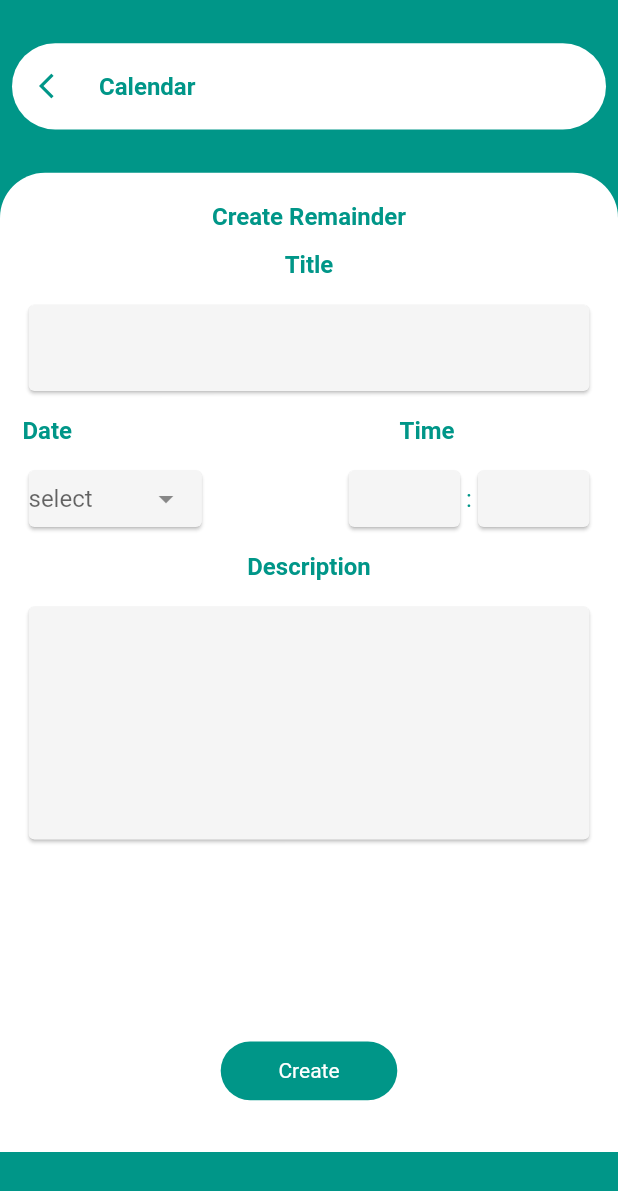
After one commit to Nive-tha/new-repo, a Flutter app: the CalendarSecondPage screen opened directly, on a phone screen of 412 x 824 dp. The commit adds this screen. Shown: the top 1191 px of the screen. Run offline on Flutter 3.47's test engine with Material 2 defaults, Android fonts, the light colour scheme and no system bars; drawn by our look-alikes of select_form_field; our stand-ins replace carousel_slider, cool_alert, firebase_auth, firebase_core, google_maps_flutter, google_sign_in and 5 more; missing offline and left inert: dart:ffi, flutter_facebook_auth, flutter_facebook_login, geocoder; accounts and stored records are empty.

Commit message:
new files have been added and modified

```diff
--- /dev/null
+++ b/lib/calender/calendersecondpage.dart
@@ -0,0 +1,244 @@
+import 'package:flutter/material.dart';
+import 'package:select_form_field/select_form_field.dart';
+
+class CalendarSecondPage extends StatefulWidget {
+  // const CalendarSecondPage({Key? gitkey}) : super(key: key);
+
+  @override
+  _CalendarSecondPageState createState() => _CalendarSecondPageState();
+}
+
+class _CalendarSecondPageState extends State<CalendarSecondPage> {
+  var today = DateTime.now();
+  var text;
+  final List<Map<String, dynamic>> _items = [
+    {
+      'value': 'yesterday',
+      'label': 'yesterday',
+    },
+    {
+      'value': 'today',
+      'label': 'today',
+    },
+    {
+      'value': 'tomorrow',
+      'label': 'tomorrow',
+    },
+  ];
+  @override
+  Widget build(BuildContext context) {
+    var height = MediaQuery.of(context).size.height;
+    var width = MediaQuery.of(context).size.width;
+    var bottom = kBottomNavigationBarHeight;
+    var safeArea = MediaQuery.of(context).padding.top;
+    var padding = MediaQuery.of(context).padding;
+
+    return Scaffold(
+      backgroundColor: Colors.teal,
+      body: Container(
+        height: height,
+        width: width,
+        child: Column(
+          children: [
+            Container(
+              height: ((height - bottom) * 0.15),
+              width: width,
+              color: Colors.teal,
+              child: Center(
+                child: Padding(
+                  padding: const EdgeInsets.all(8.0),
+                  child: Container(
+                    height: ((height - bottom) * 0.15) * 0.5,
+                    width: width,
+                    decoration: BoxDecoration(
+                      borderRadius: BorderRadius.all(
+                        Radius.circular(40),
+                      ),
+                      color: Colors.white,
+                    ),
+                    child: Row(
+                      children: [
+                        Padding(
+                          padding: const EdgeInsets.only(left: 18.0),
+                          child: Icon(
+                            Icons.arrow_back_ios,
+                            size: 20,
+                            color: Colors.teal,
+                          ),
+                        ),
+                        SizedBox(
+                          width: 20,
+                        ),
+                        Text(
+                          'Calendar',
+                          style: TextStyle(
+                              fontWeight: FontWeight.bold,
+                              fontSize: 16,
+                              color: Colors.teal),
+                        ),
+                      ],
+                    ),
+                  ),
+                ),
+              ),
+            ),
+            Container(
+              padding: EdgeInsets.only(
+                top: 20,
+                bottom: 10,
+                left: 15,
+                right: 15,
+              ),
+              height: (height - bottom) * 0.85,
+              width: width,
+              decoration: BoxDecoration(
+                color: Colors.white,
+                borderRadius: BorderRadius.only(
+                  topLeft: Radius.circular(30),
+                  topRight: Radius.circular(30),
+                ),
+              ),
+              child: Column(
+                children: [
+                  customText(
+                    text = "Create Remainder",
+                  ),
+                  SizedBox(
+                    height: ((height - bottom) * 0.85) * 0.02,
+                  ),
+                  customText(
+                    text = "Title",
+                  ),
+                  SizedBox(
+                    height: ((height - bottom) * 0.85) * 0.02,
+                  ),
+                  Container(
+                    height: ((height - bottom) * 0.85) * 0.1,
+                    width: width - 30,
+                    child: Card(
+                      color: Colors.grey.shade100,
+                    ),
+                  ),
+                  SizedBox(
+                    height: ((height - bottom) * 0.85) * 0.02,
+                  ),
+                  Row(
+                    children: [
+                      customText(
+                        text = "Date",
+                      ),
+                      SizedBox(width: width * 0.53),
+                      customText(
+                        text = "Time",
+                      ),
+                    ],
+                  ),
+                  SizedBox(
+                    height: ((height - bottom) * 0.85) * 0.02,
+                  ),
+                  Row(
+                    mainAxisAlignment: MainAxisAlignment.spaceBetween,
+                    children: [
+                      Row(
+                        children: [
+                          Container(
+                            height: ((height - bottom) * 0.85) * 0.07,
+                            width: width * 0.3,
+                            child: Card(
+                              color: Colors.grey.shade100,
+                              child: SelectFormField(
+                                decoration: InputDecoration(
+                                  hintText: "select",
+                                  border: InputBorder.none,
+                                  suffixIcon: Icon(Icons.arrow_drop_down),
+                                ),
+                                items: _items,
+                              ),
+                            ),
+                          ),
+                        ],
+                      ),
+                      Row(
+                        children: [
+                          Container(
+                            height: ((height - bottom) * 0.85) * 0.07,
+                            width: width * 0.2,
+                            child: Card(
+                              color: Colors.grey.shade100,
+                            ),
+                          ),
+                          Text(
+                            ":",
+                            style: TextStyle(
+                              color: Colors.teal,
+                              fontSize: 16,
+                            ),
+                          ),
+                          Container(
+                            height: ((height - bottom) * 0.85) * 0.07,
+                            width: width * 0.2,
+                            child: Card(
+                              color: Colors.grey.shade100,
+                            ),
+                          ),
+                        ],
+                      ),
+                    ],
+                  ),
+                  SizedBox(
+                    height: ((height - bottom) * 0.85) * 0.02,
+                  ),
+                  customText(
+                    text = "Description",
+                  ),
+                  SizedBox(
+                    height: ((height - bottom) * 0.85) * 0.02,
+                  ),
+                  Container(
+                    height: ((height - bottom) * 0.85) * 0.25,
+                    width: width,
+                    child: Card(
+                      color: Colors.grey.shade100,
+                    ),
+                  ),
+                  SizedBox(
+                    height: ((height - bottom) * 0.85) * 0.2,
+                  ),
+                  InkWell(
+                    onTap: () {},
+                    child: Container(
+                      height: ((height - bottom) * 0.85) * 0.06,
+                      width: width / 3.5,
+                      decoration: BoxDecoration(
+                        borderRadius: BorderRadius.all(
+                          Radius.elliptical(30, 30),
+                        ),
+                        color: Colors.teal,
+                      ),
+                      child: Center(
+                          child: Text(
+                        "Create",
+                        style: TextStyle(color: Colors.white),
+                      )),
+                    ),
+                  ),
+                ],
+              ),
+            ),
+          ],
+        ),
+      ),
+    );
+  }
+
+  Widget customText(text) {
+    return Text(
+      text,
+      style: TextStyle(
+        fontWeight: FontWeight.bold,
+        fontSize: 16,
+        color: Colors.teal,
+      ),
+    );
+  }
+}
--- a/pubspec.yaml
+++ b/pubspec.yaml
@@ -49,6 +49,7 @@ dependencies:
   image: ^3.0.2
   flutter_screenutil: ^5.0.0+2
   cool_alert: ^1.1.0
+  table_calendar: ^3.0.0
 
 dev_dependencies:
   flutter_test:
```
Also changed, not shown: lib/calender/calenderfirstpage.dart (added, +290 -0 lines), lib/treeviewpagecreation/pagescreation/personal.dart (+5 -7 lines), lib/treeviewpagecreation/pagescreation/professional.dart (+52 -5 lines), pubspec.lock.
